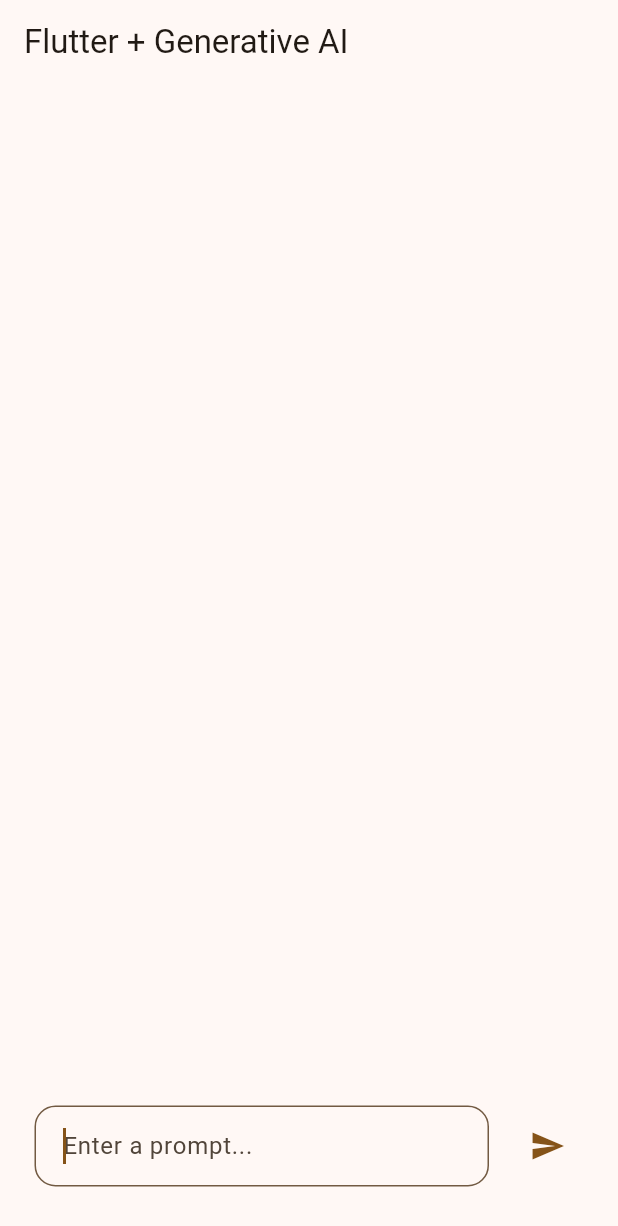
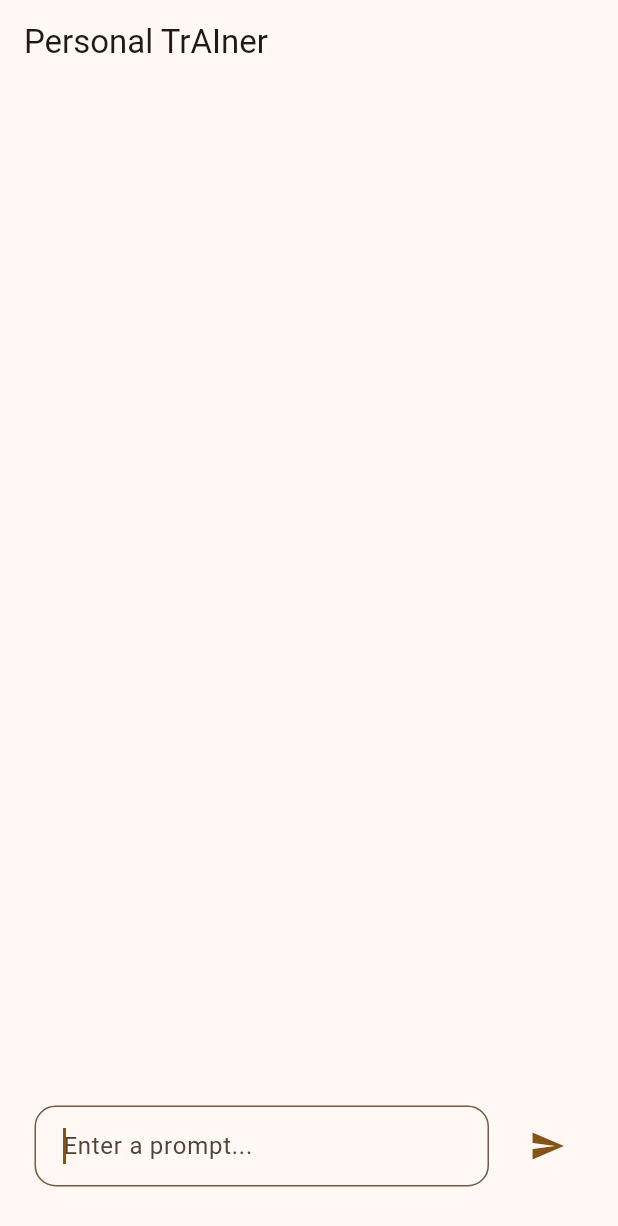
Before and after one commit to NKotani/gdsc2024_team1, a Flutter app: the screen it shows after launch, on a phone screen of 412 x 824 dp. Shown: the top 1226 px of the screen. Run offline on Flutter 3.47's test engine with Material 3 defaults, Android fonts, the phone set to English and light mode, and no system bars; our stand-ins replace flutter_markdown, google_generative_ai.

Commit message:
changed name

```diff
--- a/lib/main.dart
+++ b/lib/main.dart
@@ -20,7 +20,7 @@ class MyApp extends StatelessWidget {
         ),
         useMaterial3: true,
       ),
-      home: const ChatScreen(title: 'Flutter + Generative AI'),
+      home: const ChatScreen(title: 'Personal TrAIner'),
     );
   }
 }
```
